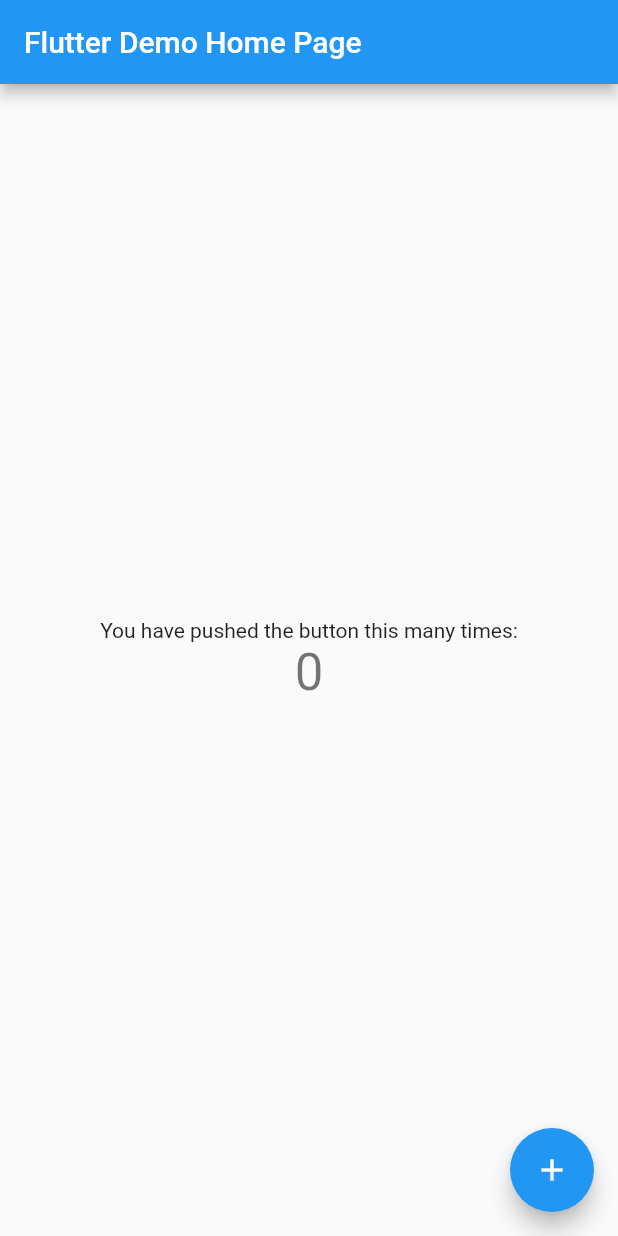
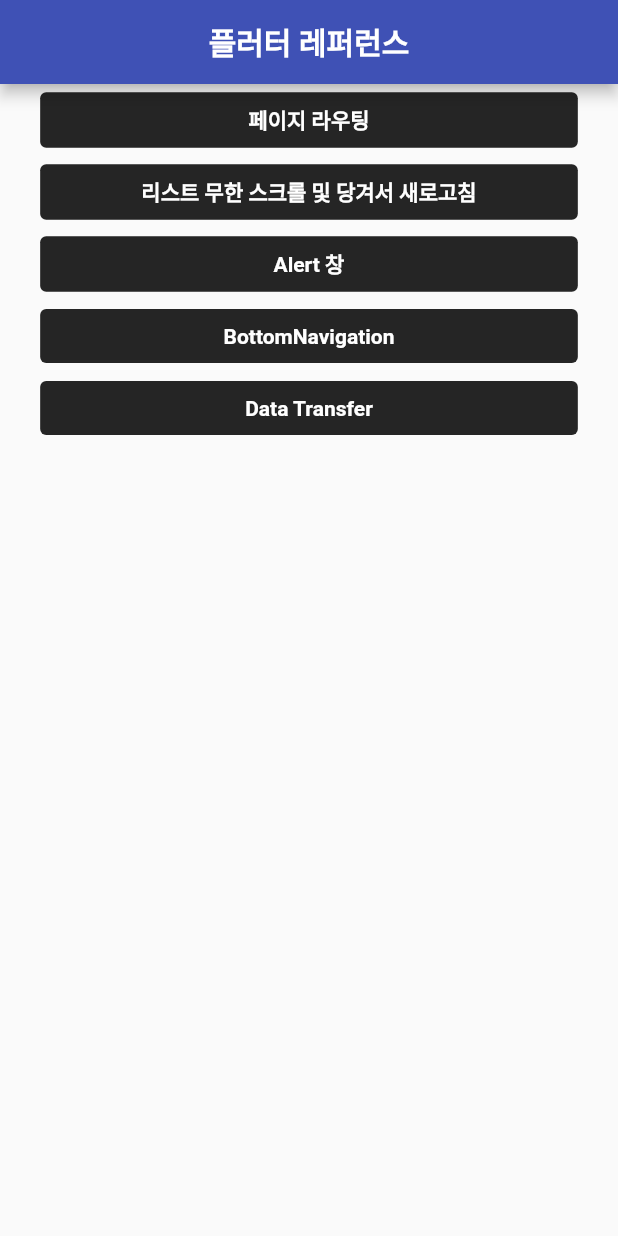
Before and after one commit to jung410/flutter_package, a Flutter app: the screen it shows after launch, on a phone screen of 412 x 824 dp. Run offline on Flutter 3.47's test engine with Material 2 defaults, Android fonts, the phone set to English and light mode, and no system bars; our stand-ins replace get.

Commit message:
feat(main) : 각 기능을 보여주기 위한 main page의 버튼 추가

```diff
--- a/lib/main.dart
+++ b/lib/main.dart
@@ -12,11 +12,10 @@ class MyApp extends StatelessWidget {
     return GetMaterialApp(
       debugShowCheckedModeBanner: false, // debug 띠 삭제
       enableLog: true, // getX log 허용
-      title: 'Flutter Demo',
       theme: ThemeData(
-        primarySwatch: Colors.blue,
+        primarySwatch: Colors.indigo,
       ),
-      home: MyHomePage(title: 'Flutter Demo Home Page'),
+      home: MyHomePage(title: '플러터 레퍼런스'),
     );
   }
 }
@@ -31,39 +30,50 @@ class MyHomePage extends StatefulWidget {
 }
 
 class _MyHomePageState extends State<MyHomePage> {
-  int _counter = 0;
-
-  void _incrementCounter() {
-    setState(() {
-      _counter++;
-    });
-  }
-
   @override
   Widget build(BuildContext context) {
     return Scaffold(
       appBar: AppBar(
-        title: Text(widget.title),
+        centerTitle: true,
+        title: Text(
+          widget.title,
+          style: TextStyle(fontWeight: FontWeight.bold),
+        ),
       ),
-      body: Center(
+      body: SingleChildScrollView(
         child: Column(
-          mainAxisAlignment: MainAxisAlignment.center,
-          children: <Widget>[
-            Text(
-              'You have pushed the button this many times:',
-            ),
-            Text(
-              '$_counter',
-              style: Theme.of(context).textTheme.headline4,
-            ),
+          children: [
+            _buildMainButton('페이지 라우팅'),
+            _buildMainButton('리스트 무한 스크롤 및 당겨서 새로고침'),
+            _buildMainButton('Alert 창'),
+            _buildMainButton('BottomNavigation'),
+            _buildMainButton('Data Transfer'),
           ],
         ),
       ),
-      floatingActionButton: FloatingActionButton(
-        onPressed: _incrementCounter,
-        tooltip: 'Increment',
-        child: Icon(Icons.add),
-      ), // This trailing comma makes auto-formatting nicer for build methods.
+    );
+  }
+
+  Widget _buildMainButton(String text) {
+    return Center(
+      child: Container(
+        width: Get.width * 0.87,
+        child: TextButton(
+          style: ButtonStyle(
+            backgroundColor: MaterialStateProperty.all(
+              Colors.black.withOpacity(0.85),
+            ),
+          ),
+          onPressed: () {},
+          child: Text(
+            text,
+            style: TextStyle(
+              color: Colors.white,
+              fontWeight: FontWeight.bold,
+            ),
+          ),
+        ),
+      ),
     );
   }
 }
```
